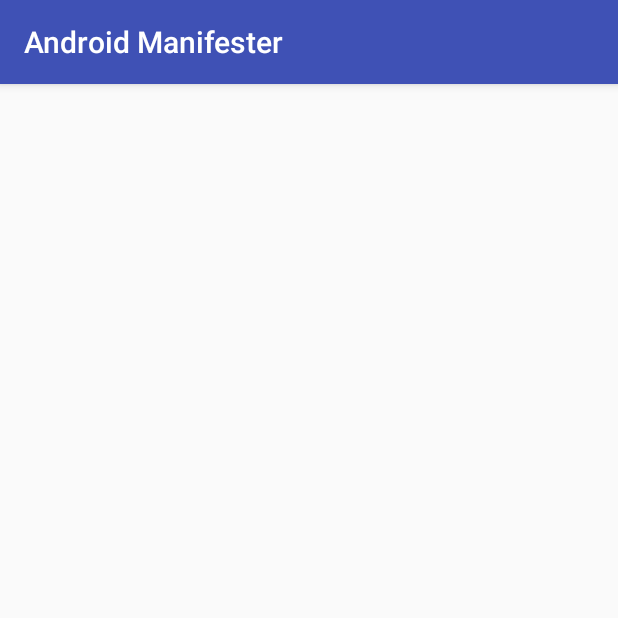
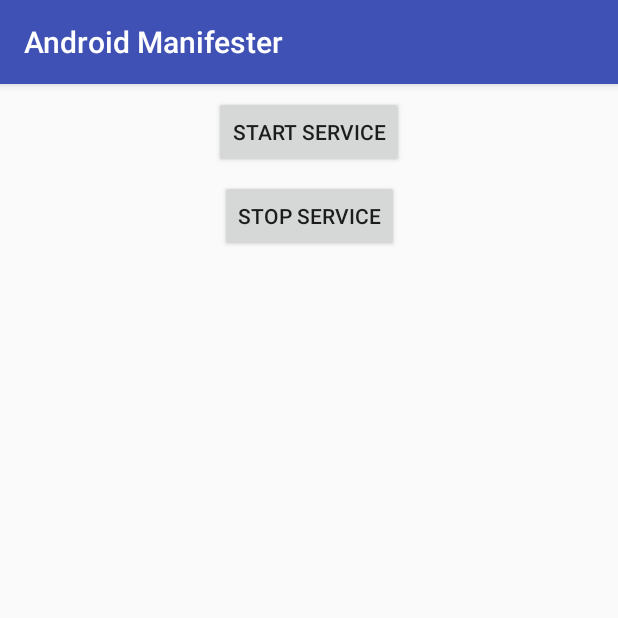
Before and after one commit to ranjithstar256/AndroidManifester-codes, an Android app: the AndroidServiceExample screen opened directly, with no data from a screen before it, on a phone screen of 412 x 824 dp, the top half of it. Run offline under Robolectric (Android 15) with nearby library versions, the phone set to English and light mode, and no system bars.

Commit message:
shard pre added

```diff
--- a/app/src/main/java/kp/ranjith/raguclasscodes/MainActivity.java
+++ b/app/src/main/java/kp/ranjith/raguclasscodes/MainActivity.java
@@ -45,6 +45,7 @@
             arrayList.add("Animation in Android");
             arrayList.add("Sending Sms and Mail");
             arrayList.add("Sensor Example");
+            arrayList.add("Android Service");
 
             arrayAdapter=new ArrayAdapter<String>(MainActivity.this,android.R.layout.simple_list_item_1,arrayList);
 
@@ -112,6 +113,9 @@
                         case 17:
                             startActivity(new Intent(MainActivity.this,SensorsInAndroid.class));
                             break;
+                        case 18:
+                            startActivity(new Intent(MainActivity.this,AndroidServiceExample.class));
+                            break;
                     }
                 }
             });
--- a/app/src/main/java/kp/ranjith/raguclasscodes/MyReceiver.java
+++ b/app/src/main/java/kp/ranjith/raguclasscodes/MyReceiver.java
@@ -9,7 +9,8 @@
 
     @Override
     public void onReceive(Context context, Intent intent) {
-        Toast.makeText(context, "Airplane Mood Turned ON/OFF", Toast.LENGTH_SHORT).show();
+
+        Toast.makeText(context, "charger connected", Toast.LENGTH_SHORT).show();
 
         // this block will be get executed when the airplane mode got turned ON/OFF
     }
--- a/app/src/main/res/layout/activity_android_service_example.xml
+++ b/app/src/main/res/layout/activity_android_service_example.xml
@@ -6,4 +6,25 @@
     android:layout_height="match_parent"
     tools:context="kp.ranjith.raguclasscodes.AndroidServiceExample">
 
+    <Button
+        android:id="@+id/button15"
+        android:layout_width="wrap_content"
+        android:layout_height="wrap_content"
+        android:layout_marginTop="8dp"
+        android:onClick="startservce"
+        android:text="Start service"
+        app:layout_constraintLeft_toLeftOf="parent"
+        app:layout_constraintRight_toRightOf="parent"
+        app:layout_constraintTop_toTopOf="parent" />
+
+    <Button
+        android:id="@+id/button16"
+        android:onClick="stoptservce"
+        android:layout_width="wrap_content"
+        android:layout_height="wrap_content"
+        android:text="stop service"
+        app:layout_constraintLeft_toLeftOf="parent"
+        app:layout_constraintRight_toRightOf="parent"
+        android:layout_marginTop="8dp"
+        app:layout_constraintTop_toBottomOf="@+id/button15" />
 </android.support.constraint.ConstraintLayout>
```
Also changed, not shown: app/src/main/AndroidManifest.xml (+13 -11 lines), app/src/main/java/kp/ranjith/raguclasscodes/AndroidServiceExample.java (+14 -0 lines), app/src/main/java/kp/ranjith/raguclasscodes/MyService.java (added, +31 -0 lines).
